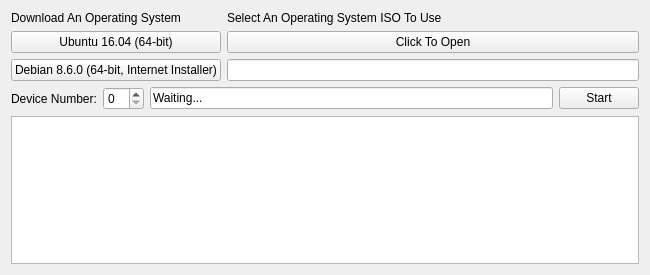
Old version of the form source/mainwindow.ui in the repository GregoryConrad/BootableDriveMaker.
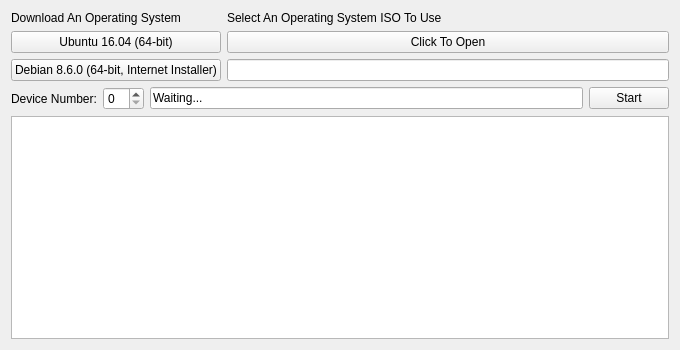
New version of the form.

Diff of the .ui file:
```diff
--- a/source/mainwindow.ui
+++ b/source/mainwindow.ui
@@ -6,8 +6,8 @@
    <rect>
     <x>0</x>
     <y>0</y>
-    <width>650</width>
-    <height>275</height>
+    <width>680</width>
+    <height>350</height>
    </rect>
   </property>
   <property name="windowTitle">
```
